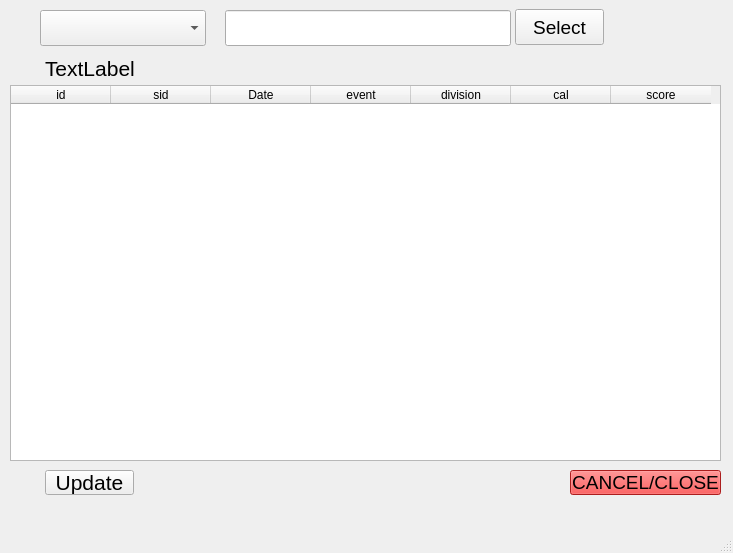
Old version of the form editscore.ui in the repository steggy/mnsl-score-app.
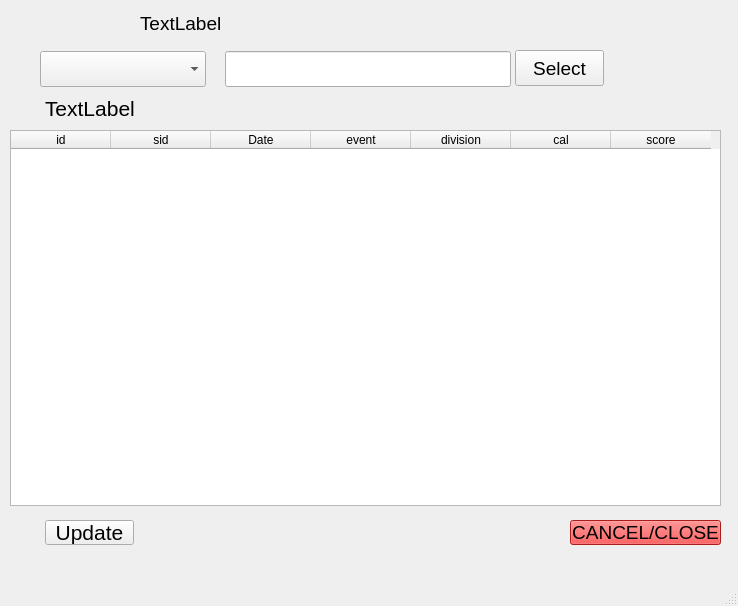
New version of the form.

Commit message: Add session date label to 'editscores'

What changed in the file:
```diff
--- a/editscore.ui
+++ b/editscore.ui
@@ -6,8 +6,8 @@
    <rect>
     <x>0</x>
     <y>0</y>
-    <width>733</width>
-    <height>553</height>
+    <width>738</width>
+    <height>606</height>
    </rect>
   </property>
   <property name="windowTitle">
@@ -18,7 +18,7 @@
     <property name="geometry">
      <rect>
       <x>225</x>
-      <y>10</y>
+      <y>51</y>
       <width>286</width>
       <height>36</height>
      </rect>
@@ -33,7 +33,7 @@
     <property name="geometry">
      <rect>
       <x>40</x>
-      <y>10</y>
+      <y>51</y>
       <width>166</width>
       <height>36</height>
      </rect>
@@ -51,7 +51,7 @@
     <property name="geometry">
      <rect>
       <x>515</x>
-      <y>9</y>
+      <y>50</y>
       <width>89</width>
       <height>36</height>
      </rect>
@@ -69,7 +69,7 @@
     <property name="geometry">
      <rect>
       <x>45</x>
-      <y>55</y>
+      <y>95</y>
       <width>626</width>
       <height>26</height>
      </rect>
@@ -87,7 +87,7 @@
     <property name="geometry">
      <rect>
       <x>10</x>
-      <y>85</y>
+      <y>130</y>
       <width>711</width>
       <height>376</height>
      </rect>
@@ -138,7 +138,7 @@
     <property name="geometry">
      <rect>
       <x>45</x>
-      <y>470</y>
+      <y>520</y>
       <width>89</width>
       <height>25</height>
      </rect>
@@ -156,7 +156,7 @@
     <property name="geometry">
      <rect>
       <x>570</x>
-      <y>470</y>
+      <y>520</y>
       <width>151</width>
       <height>25</height>
      </rect>
@@ -173,6 +173,24 @@
      <string>CANCEL/CLOSE</string>
     </property>
    </widget>
+   <widget class="QLabel" name="lblSession">
+    <property name="geometry">
+     <rect>
+      <x>140</x>
+      <y>10</y>
+      <width>571</width>
+      <height>26</height>
+     </rect>
+    </property>
+    <property name="font">
+     <font>
+      <pointsize>14</pointsize>
+     </font>
+    </property>
+    <property name="text">
+     <string>TextLabel</string>
+    </property>
+   </widget>
   </widget>
   <widget class="QMenuBar" name="menubar">
    <property name="geometry">
```
Left out of the diff: 2 changed lines with no effect on the pictures. The commit also changes 3 other files.
